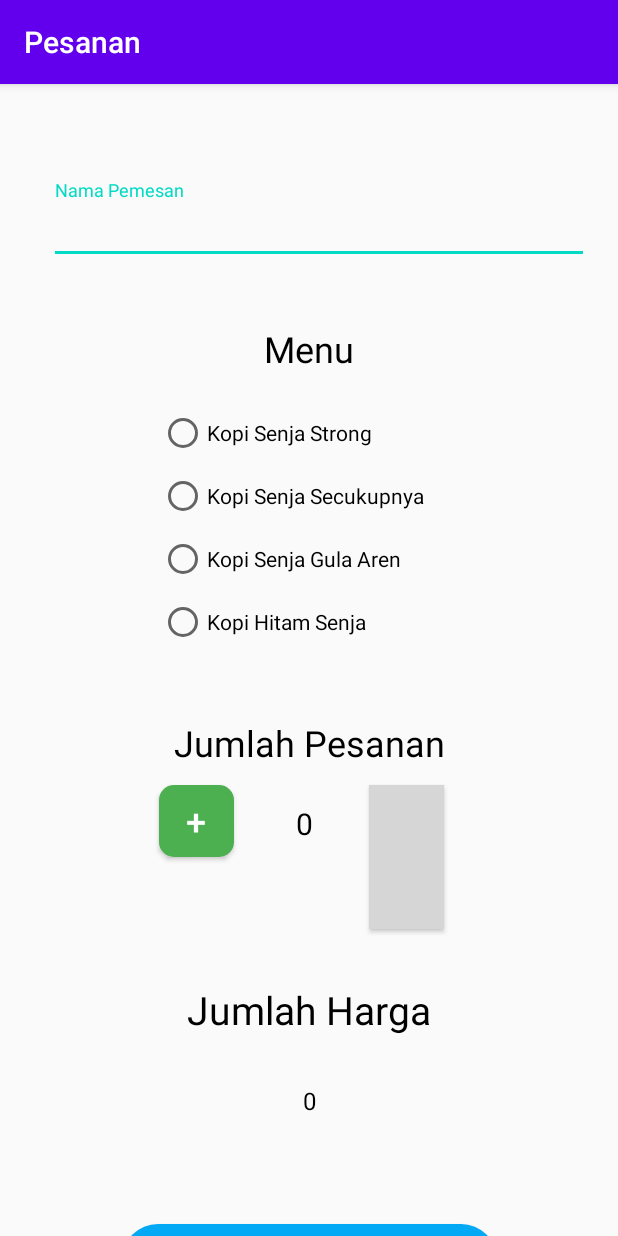
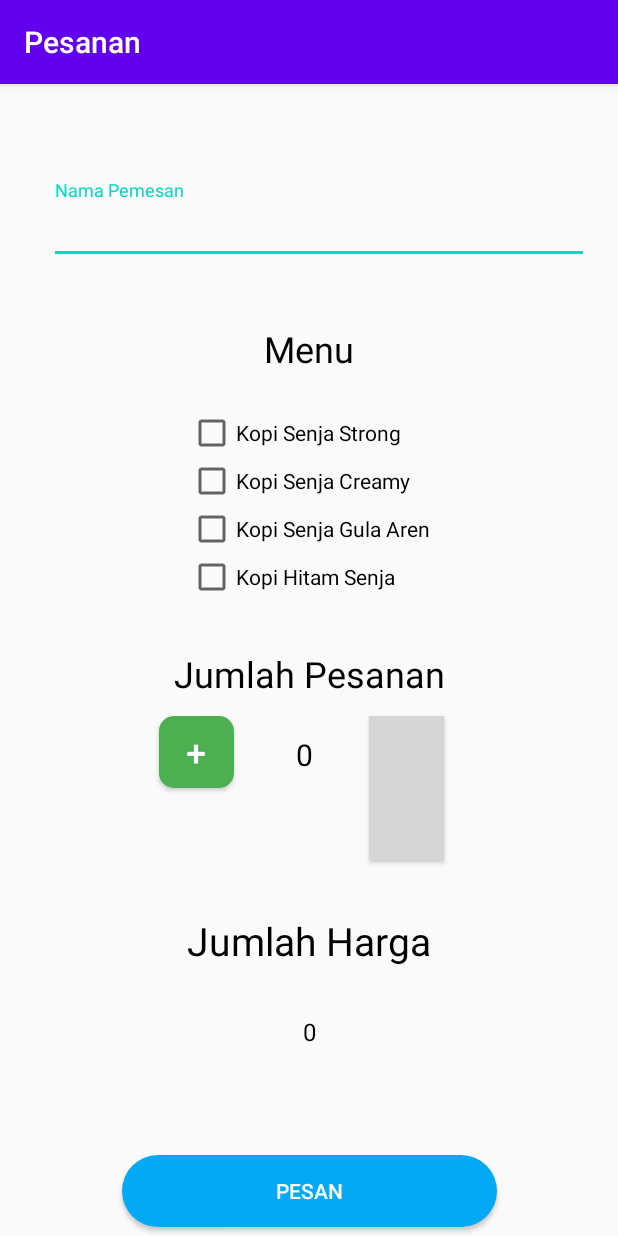
Before and after one commit to syehfi/Ngops_Kuy, an Android app: the MainActivity screen opened directly, with no data from a screen before it, after a tap on an icon or button, on a phone screen of 412 x 824 dp. Run offline under Robolectric (Android 15) with nearby library versions, the phone set to English and light mode, and no system bars; 1 statement that could not run was skipped; grey boxes are pictures that could not be loaded.

Commit message:
Update Data In Save Activity

```diff
--- a/app/src/main/java/com/uts/syehfi/ngopskuy/MainActivity.java
+++ b/app/src/main/java/com/uts/syehfi/ngopskuy/MainActivity.java
@@ -85,6 +85,7 @@ public class MainActivity extends AppCompatActivity implements TransactionAdapte
                 order.removeTransaction(index);
                 adapter.notifyDataSetChanged();
                 balanceText.setText(formatRupiah.format(order.getBalance()));
+                Snackbar.make(getWindow().getDecorView().getRootView(), "Item Telah Di Hapus", Snackbar.LENGTH_LONG).show();
             }
         };
 
--- a/app/src/main/java/com/uts/syehfi/ngopskuy/models/Transaction.java
+++ b/app/src/main/java/com/uts/syehfi/ngopskuy/models/Transaction.java
@@ -10,7 +10,18 @@ public class Transaction implements Parcelable {
         MENU1,
         MENU2,
         MENU3,
-        MENU4
+        MENU4,
+//        Menu 1 Duo
+        MENU1_DUO1,
+        MENU1_DUO2,
+        MENU1_DUO3,
+//        Menu 2 Duo
+        MENU2_DUO1,
+        MENU2_DUO2,
+//        Menu 3 Duo
+        MENU3_DUO1,
+//        Menu All
+        MENU_ALL
     }
 
     private String nama;
--- a/app/src/main/res/layout/activity_save.xml
+++ b/app/src/main/res/layout/activity_save.xml
@@ -5,26 +5,6 @@
     xmlns:tools="http://schemas.android.com/tools"
     android:layout_width="match_parent"
     android:layout_height="match_parent">
-
-    <ScrollView
-        android:layout_width="391dp"
-        android:layout_height="45dp"
-        android:layout_marginStart="1dp"
-        android:layout_marginLeft="1dp"
-        android:layout_marginTop="1dp"
-        android:layout_marginEnd="1dp"
-        android:layout_marginRight="1dp"
-        android:layout_marginBottom="1dp"
-        app:layout_constraintBottom_toBottomOf="parent"
-        app:layout_constraintEnd_toEndOf="parent"
-        app:layout_constraintStart_toStartOf="parent"
-        app:layout_constraintTop_toBottomOf="@+id/order_btn">
-
-        <LinearLayout
-            android:layout_width="match_parent"
-            android:layout_height="wrap_content"
-            android:orientation="vertical" />
-    </ScrollView>
 
     <com.google.android.material.textfield.TextInputLayout
         android:id="@+id/nama"
@@ -46,51 +26,6 @@
             android:layout_height="wrap_content"
             android:hint="Nama Pemesan" />
     </com.google.android.material.textfield.TextInputLayout>
-
-    <RadioGroup
-        android:id="@+id/group_type"
-        android:layout_width="wrap_content"
-        android:layout_height="wrap_content"
-        android:layout_marginStart="110dp"
-        android:layout_marginLeft="110dp"
-        android:layout_marginTop="24dp"
-        android:layout_marginEnd="110dp"
-        android:layout_marginRight="110dp"
-        android:orientation="vertical"
-        app:layout_constraintEnd_toEndOf="parent"
-        app:layout_constraintHorizontal_bias="0.50"
-        app:layout_constraintStart_toStartOf="parent"
-        app:layout_constraintTop_toBottomOf="@+id/textView4">
-
-        <RadioButton
-            android:id="@+id/radio_menu1"
-            android:layout_width="180dp"
-            android:layout_height="wrap_content"
-            android:text="Kopi Senja Strong" />
-
-        <RadioButton
-            android:id="@+id/radio_menu2"
-            android:layout_width="200dp"
-            android:layout_height="wrap_content"
-            android:layout_marginTop="10dp"
-            android:text="Kopi Senja Secukupnya"
-            tools:layout_editor_absoluteX="136dp"
-            tools:layout_editor_absoluteY="145dp" />
-
-        <RadioButton
-            android:id="@+id/radio_menu3"
-            android:layout_width="match_parent"
-            android:layout_height="wrap_content"
-            android:layout_marginTop="10dp"
-            android:text="Kopi Senja Gula Aren" />
-
-        <RadioButton
-            android:id="@+id/radio_menu4"
-            android:layout_width="match_parent"
-            android:layout_height="wrap_content"
-            android:layout_marginTop="10dp"
-            android:text="Kopi Hitam Senja" />
-    </RadioGroup>
 
     <Button
         android:id="@+id/button2"
@@ -151,7 +86,7 @@
         android:layout_height="wrap_content"
         android:layout_marginStart="100dp"
         android:layout_marginLeft="100dp"
-        android:layout_marginTop="48dp"
+        android:layout_marginTop="32dp"
         android:layout_marginEnd="100dp"
         android:layout_marginRight="100dp"
         android:text="Jumlah Pesanan"
@@ -160,7 +95,7 @@
         app:layout_constraintEnd_toEndOf="parent"
         app:layout_constraintHorizontal_bias="0.50"
         app:layout_constraintStart_toStartOf="parent"
-        app:layout_constraintTop_toBottomOf="@+id/group_type" />
+        app:layout_constraintTop_toBottomOf="@+id/radioGroup" />
 
     <TextView
         android:id="@+id/textView4"
@@ -231,4 +166,42 @@
         app:layout_constraintStart_toStartOf="parent"
         app:layout_constraintTop_toBottomOf="@+id/textView5" />
 
+    <RadioGroup
+        android:id="@+id/radioGroup"
+        android:layout_width="wrap_content"
+        android:layout_height="wrap_content"
+        android:layout_marginStart="115dp"
+        android:layout_marginLeft="115dp"
+        android:layout_marginTop="24dp"
+        android:layout_marginEnd="115dp"
+        android:layout_marginRight="115dp"
+        app:layout_constraintEnd_toEndOf="parent"
+        app:layout_constraintStart_toStartOf="parent"
+        app:layout_constraintTop_toBottomOf="@+id/textView4">
+
+        <CheckBox
+            android:id="@+id/chechbox_menu1"
+            android:layout_width="wrap_content"
+            android:layout_height="wrap_content"
+            android:text="Kopi Senja Strong" />
+
+        <CheckBox
+            android:id="@+id/checkbox_menu2"
+            android:layout_width="wrap_content"
+            android:layout_height="wrap_content"
+            android:text="Kopi Senja Creamy" />
+
+        <CheckBox
+            android:id="@+id/checkbox_menu3"
+            android:layout_width="wrap_content"
+            android:layout_height="wrap_content"
+            android:text="Kopi Senja Gula Aren" />
+
+        <CheckBox
+            android:id="@+id/checkbox_menu4"
+            android:layout_width="wrap_content"
+            android:layout_height="wrap_content"
+            android:text="Kopi Hitam Senja" />
+    </RadioGroup>
+
 </androidx.constraintlayout.widget.ConstraintLayout>
--- a/build.gradle
+++ b/build.gradle
@@ -8,7 +8,7 @@ buildscript {
 
     }
     dependencies {
-        classpath 'com.android.tools.build:gradle:3.6.1'
+        classpath 'com.android.tools.build:gradle:3.6.2'
 
 
         // NOTE: Do not place your application dependencies here; they belong
```
Also changed, not shown: app/src/main/java/com/uts/syehfi/ngopskuy/SaveActivity.java (+80 -32 lines).
